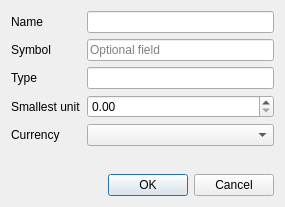
The window that src/views/ui_files/security_dialog.ui (JakubFranek/Kapytal) describes before a commit, drawn with Qt 5.
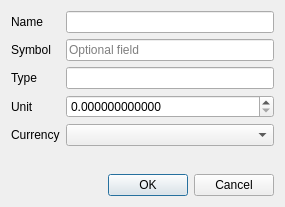
The same window after the commit.

Commit message:
Add SecurityForm and associated classes
Add Security.latest_date property.
Refactor RecordKeeper Security methods to use UUID instead of symbol
for Security identification.
Add Security edit icon, remove redundant custom icon.

What changed in the file:
```diff
--- a/src/views/ui_files/security_dialog.ui
+++ b/src/views/ui_files/security_dialog.ui
@@ -70,7 +70,7 @@
      <item row="3" column="0">
       <widget class="QLabel" name="unitLabel">
        <property name="text">
-        <string>Smallest unit</string>
+        <string>Unit</string>
        </property>
       </widget>
      </item>
@@ -79,6 +79,12 @@
        <property name="toolTip">
         <string>Enter smallest unit of Security (for example 1 share, or 0.01 for 1 percent etc)</string>
        </property>
+       <property name="decimals">
+        <number>12</number>
+       </property>
+       <property name="maximum">
+        <double>1000000.000000000000000</double>
+       </property>
       </widget>
      </item>
      <item row="4" column="0">
```
Left out of the diff: 14 changed lines with no effect on the pictures. The commit also changes 20 other files.
